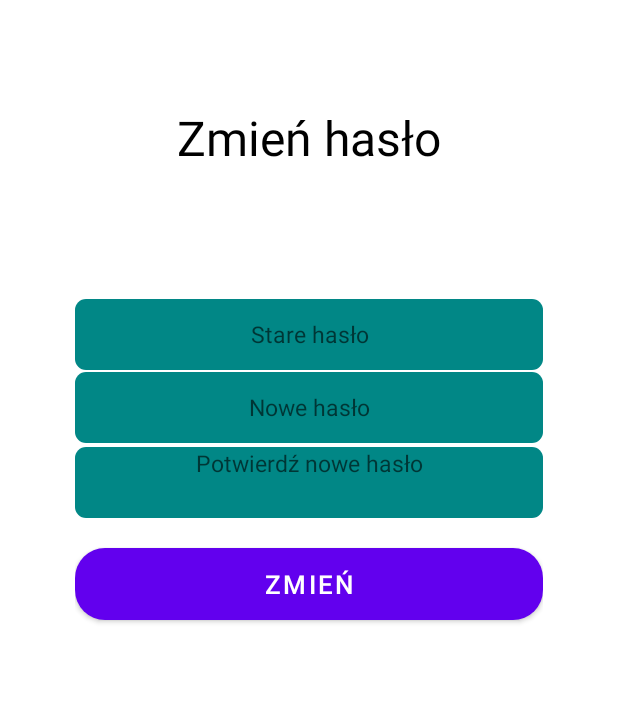
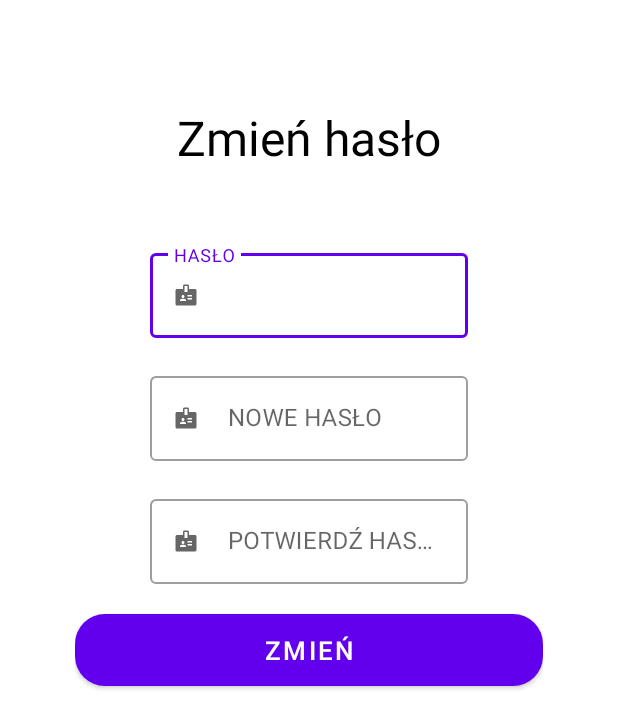
Before and after one commit to Mateuszbb01/Singiel2.0, an Android app: the layout layout_change_password.xml on its own in the app's theme, with its tools: preview values and no code run, on a phone screen of 412 x 824 dp. Shown: the top 728 px of the screen. Run offline under Robolectric (Android 15) with nearby library versions, the phone set to English and light mode, and no system bars.

Commit message:
Update layout profile editing

```diff
--- a/app/src/main/res/layout/layout_change_password.xml
+++ b/app/src/main/res/layout/layout_change_password.xml
@@ -1,84 +1,109 @@
 <?xml version="1.0" encoding="utf-8"?>
 <LinearLayout
     xmlns:android="http://schemas.android.com/apk/res/android"
+    xmlns:app="http://schemas.android.com/apk/res-auto"
     android:layout_width="match_parent"
     android:orientation="vertical"
     android:paddingLeft="50dp"
     android:paddingRight="50dp"
-    android:layout_height="match_parent">
+    android:layout_height="match_parent"
+    android:background="@color/cardview_light_background">
+
+
 
     <TextView
         android:layout_width="match_parent"
         android:layout_height="wrap_content"
         android:layout_marginTop="70dp"
-        android:layout_marginBottom="80dp"
+        android:layout_marginBottom="40dp"
         android:gravity="center_horizontal"
         android:text="@string/password_info"
         android:textColor="@color/colorBlack"
         android:textSize="32sp" />
 
+
+
+
     <com.google.android.material.textfield.TextInputLayout
+        style="@style/Widget.MaterialComponents.TextInputLayout.OutlinedBox"
         android:layout_width="match_parent"
+        android:layout_height="wrap_content"
+        android:layout_marginStart="50dp"
+        android:layout_marginTop="10dp"
+        android:layout_marginBottom="10dp"
+        android:layout_marginEnd="50dp"
         android:id="@+id/txtLayoutPasswordChange"
-        android:layout_marginBottom="6dp"
-        android:layout_height="wrap_content" />
+        android:hint="HASŁO"
+
+        app:startIconDrawable="@drawable/baseline_badge_20">
 
         <com.google.android.material.textfield.TextInputEditText
             android:id="@+id/txtOldPassword"
             android:layout_width="match_parent"
-        android:layout_height="47dp"
-        android:background="@drawable/bcg_textarea"
-        android:hint="@string/old_password_change"
-        android:textAlignment="center"
+            android:layout_height="wrap_content"
             android:inputType="textPassword"
-        android:textSize="15sp" />
+            android:maxLength="32" />
+
+    </com.google.android.material.textfield.TextInputLayout>
 
 
     <com.google.android.material.textfield.TextInputLayout
+        style="@style/Widget.MaterialComponents.TextInputLayout.OutlinedBox"
         android:layout_width="match_parent"
+        android:layout_height="wrap_content"
+        android:layout_marginStart="50dp"
+        android:layout_marginTop="10dp"
+        android:layout_marginBottom="10dp"
+        android:layout_marginEnd="50dp"
         android:id="@+id/txtLayoutPasswordChange1"
-        android:layout_marginBottom="1dp"
-        android:layout_height="wrap_content" />
+        android:hint="NOWE HASŁO"
+
+        app:startIconDrawable="@drawable/baseline_badge_20">
 
         <com.google.android.material.textfield.TextInputEditText
             android:id="@+id/txtNewPassword"
             android:layout_width="match_parent"
-        android:layout_height="47dp"
-        android:layout_marginBottom="1dp"
-        android:background="@drawable/bcg_textarea"
-        android:textAlignment="center"
-        android:hint="@string/new_pasword_change"
+            android:layout_height="wrap_content"
             android:inputType="textPassword"
-        android:textSize="15sp" />
+            android:maxLength="32" />
+
+    </com.google.android.material.textfield.TextInputLayout>
+
 
     <com.google.android.material.textfield.TextInputLayout
+        style="@style/Widget.MaterialComponents.TextInputLayout.OutlinedBox"
         android:layout_width="match_parent"
+        android:layout_height="wrap_content"
+        android:layout_marginStart="50dp"
+        android:layout_marginTop="10dp"
+        android:layout_marginBottom="20dp"
+        android:layout_marginEnd="50dp"
         android:id="@+id/txtLayoutPasswordChange2"
-        android:layout_marginBottom="1dp"
-        android:layout_height="wrap_content" />
+        android:hint="POTWIERDŹ HASŁO"
+
+        app:startIconDrawable="@drawable/baseline_badge_20">
 
         <com.google.android.material.textfield.TextInputEditText
             android:id="@+id/txtConfirmNewPassword"
             android:layout_width="match_parent"
-        android:layout_height="47dp"
-        android:layout_marginBottom="20dp"
-        android:background="@drawable/bcg_textarea"
-        android:textAlignment="center"
-        android:hint="@string/confirm_new_password"
+            android:layout_height="wrap_content"
             android:inputType="textPassword"
-        android:textSize="15sp"
-        android:gravity="center_horizontal" />
+            android:maxLength="32" />
 
+    </com.google.android.material.textfield.TextInputLayout>
 
     <Button
+        android:id="@+id/btnChangePassword"
         android:layout_width="match_parent"
         android:layout_height="wrap_content"
-        android:id="@+id/btnChangePassword"
-        android:text="@string/change_passw_btn"
         android:layout_marginBottom="10dp"
         android:background="@drawable/btn_round"
+        android:onClick="switchActivity"
         android:textColor="@color/colorWhite"
-        android:textSize="17sp" />
+        android:textSize="17sp"
+        android:text="@string/change_passw_btn"
+        />
+
 
 
 
```
Also changed, not shown: app/src/main/res/layout/layout_delete_account.xml (+43 -27 lines). Lines whose indentation alone changed are shown as unchanged.
